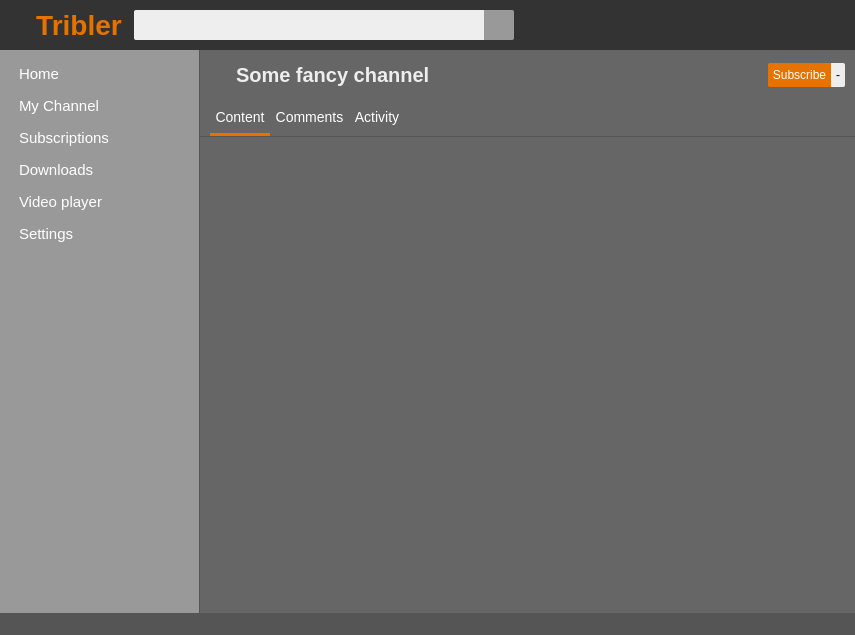
Old version of the form TriblerGUI/qt_resources/mainwindow.ui in the repository Tribler/tribler.
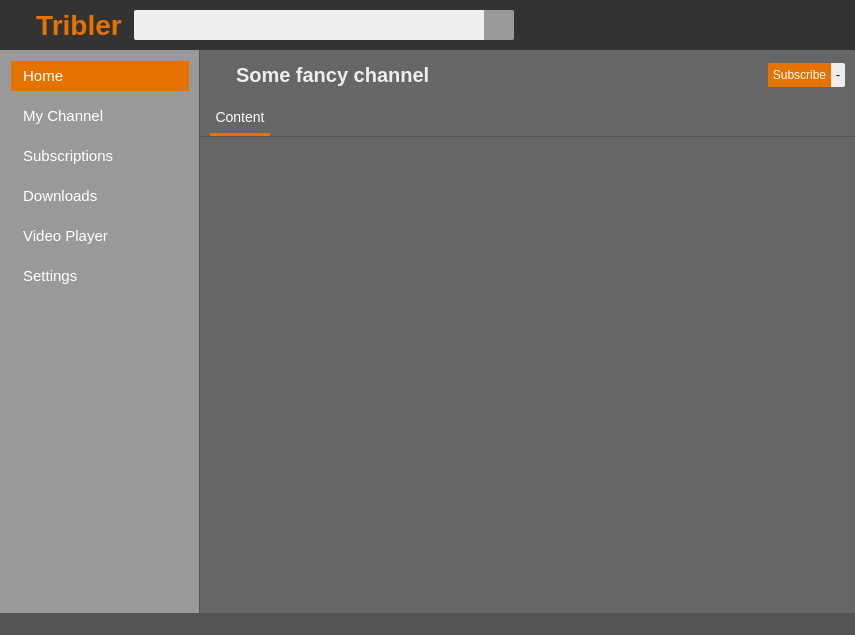
New version of the form. The open tabs and pages were chosen to show the change. Icons and pictures are not drawn. Custom widgets are drawn as their Qt base class.

Commit message: Improved GUI: added icons to left bar, moved signals/slots to .ui file and optimized code

```diff
--- a/TriblerGUI/qt_resources/mainwindow.ui
+++ b/TriblerGUI/qt_resources/mainwindow.ui
@@ -349,346 +349,349 @@
          <locale language="Dutch" country="Netherlands"/>
         </property>
         <layout class="QVBoxLayout" name="verticalLayout_2">
-         <item>
-          <widget class="LeftMenuButton" name="left_menu_home_button" native="true">
-           <layout class="QHBoxLayout" name="horizontalLayout_4">
             <property name="spacing">
-             <number>0</number>
-            </property>
-            <property name="leftMargin">
-             <number>0</number>
-            </property>
-            <property name="topMargin">
-             <number>0</number>
-            </property>
-            <property name="rightMargin">
-             <number>0</number>
-            </property>
-            <property name="bottomMargin">
-             <number>0</number>
-            </property>
+          <number>10</number>
+         </property>
             <item>
-             <widget class="QLabel" name="left_menu_home_label">
-              <property name="sizePolicy">
-               <sizepolicy hsizetype="Preferred" vsizetype="Fixed">
-                <horstretch>0</horstretch>
-                <verstretch>0</verstretch>
-               </sizepolicy>
-              </property>
+          <widget class="QPushButton" name="left_menu_button_home">
               <property name="minimumSize">
                <size>
                 <width>0</width>
-                <height>26</height>
+             <height>30</height>
                </size>
               </property>
               <property name="maximumSize">
                <size>
                 <width>16777215</width>
-                <height>26</height>
+             <height>30</height>
                </size>
               </property>
               <property name="cursor">
                <cursorShape>PointingHandCursor</cursorShape>
               </property>
               <property name="styleSheet">
-               <string notr="true">QWidget {
-color: white;
+            <string notr="true">QPushButton {
 border: none;
+background: none;
+text-align: left;
 font-size: 15px;
-padding-left: 4px;
+color: white;
+padding-left: 8px;
+}
+
+QPushButton::hover {
+background-color: #666;
+}
+
+QPushButton::checked {
+background-color: #e67300;
 }</string>
               </property>
               <property name="text">
-               <string>Home</string>
-              </property>
-             </widget>
-            </item>
-           </layout>
-          </widget>
-         </item>
-         <item>
-          <widget class="LeftMenuButton" name="left_menu_my_channel_button" native="true">
-           <layout class="QHBoxLayout" name="horizontalLayout_5">
-            <property name="spacing">
-             <number>0</number>
-            </property>
-            <property name="leftMargin">
-             <number>0</number>
-            </property>
-            <property name="topMargin">
-             <number>0</number>
-            </property>
-            <property name="rightMargin">
-             <number>0</number>
-            </property>
-            <property name="bottomMargin">
-             <number>0</number>
-            </property>
-            <item>
-             <widget class="QLabel" name="left_menu_my_channel_label">
-              <property name="sizePolicy">
-               <sizepolicy hsizetype="Preferred" vsizetype="Fixed">
-                <horstretch>0</horstretch>
-                <verstretch>0</verstretch>
-               </sizepolicy>
-              </property>
+            <string> Home</string>
+           </property>
+           <property name="icon">
+            <iconset>
+             <normaloff>../images/home.png</normaloff>../images/home.png</iconset>
+           </property>
+           <property name="iconSize">
+            <size>
+             <width>20</width>
+             <height>20</height>
+            </size>
+           </property>
+           <property name="checkable">
+            <bool>true</bool>
+           </property>
+           <property name="checked">
+            <bool>true</bool>
+           </property>
+           <property name="autoDefault">
+            <bool>false</bool>
+           </property>
+           <property name="flat">
+            <bool>true</bool>
+           </property>
+          </widget>
+         </item>
+         <item>
+          <widget class="QPushButton" name="left_menu_button_my_channel">
               <property name="minimumSize">
                <size>
                 <width>0</width>
-                <height>26</height>
+             <height>30</height>
                </size>
               </property>
               <property name="maximumSize">
                <size>
                 <width>16777215</width>
-                <height>26</height>
+             <height>30</height>
                </size>
               </property>
               <property name="cursor">
                <cursorShape>PointingHandCursor</cursorShape>
               </property>
               <property name="styleSheet">
-               <string notr="true">QWidget {
-color: white;
+            <string notr="true">QPushButton {
 border: none;
+background: none;
+text-align: left;
 font-size: 15px;
-padding-left: 4px;
+color: white;
+padding-left: 8px;
+}
+
+QPushButton::hover {
+background-color: #666;
+}
+
+QPushButton::checked {
+background-color: #e67300;
 }</string>
               </property>
               <property name="text">
-               <string>My Channel</string>
-              </property>
-             </widget>
-            </item>
-           </layout>
-          </widget>
-         </item>
-         <item>
-          <widget class="LeftMenuButton" name="left_menu_subscribed_button" native="true">
-           <layout class="QHBoxLayout" name="horizontalLayout_6">
-            <property name="spacing">
-             <number>0</number>
-            </property>
-            <property name="leftMargin">
-             <number>0</number>
-            </property>
-            <property name="topMargin">
-             <number>0</number>
-            </property>
-            <property name="rightMargin">
-             <number>0</number>
-            </property>
-            <property name="bottomMargin">
-             <number>0</number>
-            </property>
+            <string> My Channel</string>
+           </property>
+           <property name="icon">
+            <iconset>
+             <normaloff>../images/share.png</normaloff>../images/share.png</iconset>
+           </property>
+           <property name="iconSize">
+            <size>
+             <width>20</width>
+             <height>20</height>
+            </size>
+           </property>
+           <property name="checkable">
+            <bool>true</bool>
+           </property>
+           <property name="flat">
+            <bool>true</bool>
+           </property>
+          </widget>
+         </item>
             <item>
-             <widget class="QLabel" name="left_menu_subscribed_label">
-              <property name="sizePolicy">
-               <sizepolicy hsizetype="Preferred" vsizetype="Fixed">
-                <horstretch>0</horstretch>
-                <verstretch>0</verstretch>
-               </sizepolicy>
-              </property>
+          <widget class="QPushButton" name="left_menu_button_subscriptions">
               <property name="minimumSize">
                <size>
                 <width>0</width>
-                <height>26</height>
+             <height>30</height>
                </size>
               </property>
               <property name="maximumSize">
                <size>
                 <width>16777215</width>
-                <height>26</height>
+             <height>30</height>
                </size>
               </property>
               <property name="cursor">
                <cursorShape>PointingHandCursor</cursorShape>
               </property>
               <property name="styleSheet">
-               <string notr="true">QWidget {
-color: white;
+            <string notr="true">QPushButton {
 border: none;
+background: none;
+text-align: left;
 font-size: 15px;
-padding-left: 4px;
+color: white;
+padding-left: 8px;
+}
+
+QPushButton::hover {
+background-color: #666;
+}
+
+QPushButton::checked {
+background-color: #e67300;
 }</string>
               </property>
               <property name="text">
-               <string>Subscriptions</string>
-              </property>
-             </widget>
-            </item>
-           </layout>
-          </widget>
-         </item>
-         <item>
-          <widget class="LeftMenuButton" name="left_menu_downloads_button" native="true">
-           <layout class="QHBoxLayout" name="horizontalLayout_18">
-            <property name="spacing">
-             <number>0</number>
-            </property>
-            <property name="leftMargin">
-             <number>0</number>
-            </property>
-            <property name="topMargin">
-             <number>0</number>
-            </property>
-            <property name="rightMargin">
-             <number>0</number>
-            </property>
-            <property name="bottomMargin">
-             <number>0</number>
-            </property>
+            <string> Subscriptions</string>
+           </property>
+           <property name="icon">
+            <iconset>
+             <normaloff>../images/subscribed.png</normaloff>../images/subscribed.png</iconset>
+           </property>
+           <property name="iconSize">
+            <size>
+             <width>20</width>
+             <height>20</height>
+            </size>
+           </property>
+           <property name="checkable">
+            <bool>true</bool>
+           </property>
+           <property name="flat">
+            <bool>true</bool>
+           </property>
+          </widget>
+         </item>
             <item>
-             <widget class="QLabel" name="left_menu_downloads_label">
-              <property name="sizePolicy">
-               <sizepolicy hsizetype="Preferred" vsizetype="Fixed">
-                <horstretch>0</horstretch>
-                <verstretch>0</verstretch>
-               </sizepolicy>
-              </property>
+          <widget class="QPushButton" name="left_menu_button_downloads">
               <property name="minimumSize">
                <size>
                 <width>0</width>
-                <height>26</height>
+             <height>30</height>
                </size>
               </property>
               <property name="maximumSize">
                <size>
                 <width>16777215</width>
-                <height>26</height>
+             <height>30</height>
                </size>
               </property>
               <property name="cursor">
                <cursorShape>PointingHandCursor</cursorShape>
               </property>
               <property name="styleSheet">
-               <string notr="true">QWidget {
-color: white;
+            <string notr="true">QPushButton {
 border: none;
+background: none;
+text-align: left;
 font-size: 15px;
-padding-left: 4px;
+color: white;
+padding-left: 8px;
+}
+
+QPushButton::hover {
+background-color: #666;
+}
+
+QPushButton::checked {
+background-color: #e67300;
 }</string>
               </property>
               <property name="text">
-               <string>Downloads</string>
-              </property>
-             </widget>
-            </item>
-           </layout>
-          </widget>
-         </item>
-         <item>
-          <widget class="LeftMenuButton" name="left_menu_videoplayer_button" native="true">
-           <layout class="QHBoxLayout" name="horizontalLayout_11">
-            <property name="spacing">
-             <number>0</number>
-            </property>
-            <property name="leftMargin">
-             <number>0</number>
-            </property>
-            <property name="topMargin">
-             <number>0</number>
-            </property>
-            <property name="rightMargin">
-             <number>0</number>
-            </property>
-            <property name="bottomMargin">
-             <number>0</number>
-            </property>
+            <string> Downloads</string>
+           </property>
+           <property name="icon">
+            <iconset>
+             <normaloff>../images/downloads.png</normaloff>../images/downloads.png</iconset>
+           </property>
+           <property name="iconSize">
+            <size>
+             <width>20</width>
+             <height>20</height>
+            </size>
+           </property>
+           <property name="checkable">
+            <bool>true</bool>
+           </property>
+           <property name="flat">
+            <bool>true</bool>
+           </property>
+          </widget>
+         </item>
             <item>
-             <widget class="QLabel" name="left_menu_videoplayer_label">
-              <property name="sizePolicy">
-               <sizepolicy hsizetype="Preferred" vsizetype="Fixed">
-                <horstretch>0</horstretch>
-                <verstretch>0</verstretch>
-               </sizepolicy>
-              </property>
+          <widget class="QPushButton" name="left_menu_button_video_player">
               <property name="minimumSize">
                <size>
                 <width>0</width>
-                <height>26</height>
+             <height>30</height>
                </size>
               </property>
               <property name="maximumSize">
                <size>
                 <width>16777215</width>
-                <height>26</height>
+             <height>30</height>
                </size>
               </property>
               <property name="cursor">
                <cursorShape>PointingHandCursor</cursorShape>
               </property>
               <property name="styleSheet">
-               <string notr="true">QWidget {
-color: white;
+            <string notr="true">QPushButton {
 border: none;
+background: none;
+text-align: left;
 font-size: 15px;
-padding-left: 4px;
+color: white;
+padding-left: 8px;
+}
+
+QPushButton::hover {
+background-color: #666;
+}
+
+QPushButton::checked {
+background-color: #e67300;
 }</string>
               </property>
               <property name="text">
-               <string>Video player</string>
-              </property>
-             </widget>
-            </item>
-           </layout>
-          </widget>
-         </item>
-         <item>
-          <widget class="LeftMenuButton" name="left_menu_settings_button" native="true">
-           <layout class="QHBoxLayout" name="horizontalLayout_8">
-            <property name="spacing">
-             <number>0</number>
-            </property>
-            <property name="leftMargin">
-             <number>0</number>
-            </property>
-            <property name="topMargin">
-             <number>0</number>
-            </property>
-            <property name="rightMargin">
-             <number>0</number>
-            </property>
-            <property name="bottomMargin">
-             <number>0</number>
-            </property>
+            <string> Video Player</string>
+           </property>
+           <property name="icon">
+            <iconset>
+             <normaloff>../images/play.png</normaloff>../images/play.png</iconset>
+           </property>
+           <property name="iconSize">
+            <size>
+             <width>20</width>
+             <height>20</height>
+            </size>
+           </property>
+           <property name="checkable">
+            <bool>true</bool>
+           </property>
+           <property name="flat">
+            <bool>true</bool>
+           </property>
+          </widget>
+         </item>
             <item>
-             <widget class="QLabel" name="left_menu_settings_label">
-              <property name="sizePolicy">
-               <sizepolicy hsizetype="Preferred" vsizetype="Fixed">
-                <horstretch>0</horstretch>
-                <verstretch>0</verstretch>
-               </sizepolicy>
-              </property>
+          <widget class="QPushButton" name="left_menu_button_settings">
               <property name="minimumSize">
                <size>
                 <width>0</width>
-                <height>26</height>
+             <height>30</height>
                </size>
               </property>
               <property name="maximumSize">
                <size>
                 <width>16777215</width>
-                <height>26</height>
+             <height>30</height>
                </size>
               </property>
               <property name="cursor">
                <cursorShape>PointingHandCursor</cursorShape>
               </property>
               <property name="styleSheet">
-               <string notr="true">QWidget {
-color: white;
+            <string notr="true">QPushButton {
 border: none;
+background: none;
+text-align: left;
 font-size: 15px;
-padding-left: 4px;
+color: white;
+padding-left: 8px;
+}
+
+QPushButton::hover {
+background-color: #666;
+}
+
+QPushButton::checked {
+background-color: #e67300;
 }</string>
               </property>
               <property name="text">
-               <string>Settings</string>
-              </property>
-             </widget>
-            </item>
-           </layout>
+            <string> Settings</string>
+           </property>
+           <property name="icon">
+            <iconset>
+             <normaloff>../images/gear.png</normaloff>../images/gear.png</iconset>
+           </property>
+           <property name="iconSize">
+            <size>
+             <width>20</width>
+             <height>20</height>
+            </size>
+           </property>
+           <property name="checkable">
+            <bool>true</bool>
+           </property>
+           <property name="flat">
+            <bool>true</bool>
+           </property>
           </widget>
          </item>
          <item>
@@ -2732,78 +2735,6 @@
                </property>
               </widget>
              </item>
-             <item>
-              <widget class="UnderlineTabButton" name="channel_comments_button">
-               <property name="sizePolicy">
-                <sizepolicy hsizetype="Minimum" vsizetype="Fixed">
-                 <horstretch>0</horstretch>
-                 <verstretch>0</verstretch>
-                </sizepolicy>
-               </property>
-               <property name="minimumSize">
-                <size>
-                 <width>0</width>
-                 <height>36</height>
-                </size>
-               </property>
-               <property name="maximumSize">
-                <size>
-                 <width>16777215</width>
-                 <height>36</height>
-                </size>
-               </property>
-               <property name="cursor">
-                <cursorShape>PointingHandCursor</cursorShape>
-               </property>
-               <property name="styleSheet">
-                <string notr="true">color: white;
-border: none;
-background: none;
-font-size: 14px;
-border-bottom: 3px solid #666;
-</string>
-               </property>
-               <property name="text">
-                <string>Comments</string>
-               </property>
-              </widget>
-             </item>
-             <item>
-              <widget class="UnderlineTabButton" name="channel_activity_button">
-               <property name="sizePolicy">
-                <sizepolicy hsizetype="Minimum" vsizetype="Fixed">
-                 <horstretch>0</horstretch>
-                 <verstretch>0</verstretch>
-                </sizepolicy>
-               </property>
-               <property name="minimumSize">
-                <size>
-                 <width>0</width>
-                 <height>36</height>
-                </size>
-               </property>
-               <property name="maximumSize">
-                <size>
-                 <width>16777215</width>
-                 <height>36</height>
-                </size>
-               </property>
-               <property name="cursor">
-                <cursorShape>PointingHandCursor</cursorShape>
-               </property>
-               <property name="styleSheet">
-                <string notr="true">color: white;
-border: none;
-background: none;
-font-size: 14px;
-border-bottom: 3px solid #666;
-</string>
-               </property>
-               <property name="text">
-                <string>Activity</string>
-               </property>
-              </widget>
-             </item>
              <item>
               <spacer name="horizontalSpacer_23">
                <property name="orientation">
@@ -5781,12 +5712,6 @@
    <extends>QStatusBar</extends>
    <header>triblerstatusbar.h</header>
   </customwidget>
-  <customwidget>
-   <class>LeftMenuButton</class>
-   <extends>QWidget</extends>
-   <header>leftmenubutton.h</header>
-   <container>1</container>
-  </customwidget>
   <customwidget>
    <class>VideoPlayerPage</class>
    <extends>QWidget</extends>
```
Left out of the diff: 209 changed lines with no effect on the pictures. Lines whose indentation alone changed are shown as unchanged. The commit also changes 17 other files.
